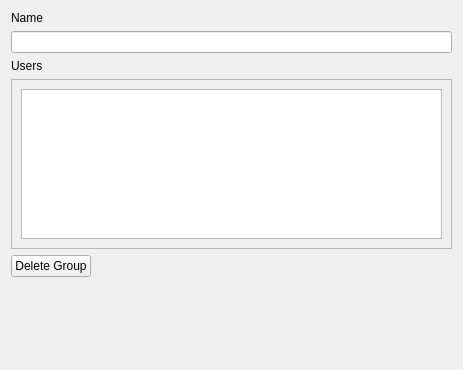
Above: client/src/ui/widgets/properties/user_group_settings_widget.ui from networkoptix/nx_open before the change. Below: the same form after it.
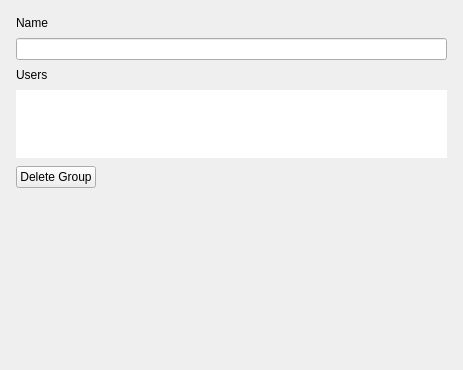
That is the form after the change. Custom widgets are drawn as their Qt base class.

Commit message:
VMS-2326: User groups - UI
<==== Mercurial data ====>
Branch: dev_3.0.0_gui

Diff of the .ui file:
```diff
--- a/client/src/ui/widgets/properties/user_group_settings_widget.ui
+++ b/client/src/ui/widgets/properties/user_group_settings_widget.ui
@@ -11,6 +11,21 @@
    </rect>
   </property>
   <layout class="QVBoxLayout" name="verticalLayout">
+   <property name="spacing">
+    <number>8</number>
+   </property>
+   <property name="leftMargin">
+    <number>16</number>
+   </property>
+   <property name="topMargin">
+    <number>16</number>
+   </property>
+   <property name="rightMargin">
+    <number>16</number>
+   </property>
+   <property name="bottomMargin">
+    <number>16</number>
+   </property>
    <item>
     <widget class="QLabel" name="nameLabel">
      <property name="text">
@@ -29,25 +44,31 @@
     </widget>
    </item>
    <item>
-    <widget class="QScrollArea" name="usersScrollArea">
-     <property name="widgetResizable">
+    <widget class="QnTreeView" name="usersListTreeView">
+     <property name="sizePolicy">
+      <sizepolicy hsizetype="Expanding" vsizetype="Maximum">
+       <horstretch>0</horstretch>
+       <verstretch>0</verstretch>
+      </sizepolicy>
+     </property>
+     <property name="frameShape">
+      <enum>QFrame::NoFrame</enum>
+     </property>
+     <property name="horizontalScrollBarPolicy">
+      <enum>Qt::ScrollBarAlwaysOff</enum>
+     </property>
+     <property name="sizeAdjustPolicy">
+      <enum>QAbstractScrollArea::AdjustToContents</enum>
+     </property>
+     <property name="editTriggers">
+      <set>QAbstractItemView::NoEditTriggers</set>
+     </property>
+     <property name="rootIsDecorated">
+      <bool>false</bool>
+     </property>
+     <property name="headerHidden">
       <bool>true</bool>
      </property>
-     <widget class="QWidget" name="usersListWidget">
-      <property name="geometry">
-       <rect>
-        <x>0</x>
-        <y>0</y>
-        <width>443</width>
-        <height>125</height>
-       </rect>
-      </property>
-      <layout class="QVBoxLayout" name="verticalLayout_2">
-       <item>
-        <widget class="QnTreeView" name="usersListTreeView"/>
-       </item>
-      </layout>
-     </widget>
     </widget>
    </item>
    <item>
@@ -71,7 +92,7 @@
      <property name="sizeHint" stdset="0">
       <size>
        <width>20</width>
-       <height>123</height>
+       <height>40</height>
       </size>
      </property>
     </spacer>
```
The commit also changes 11 other files.
